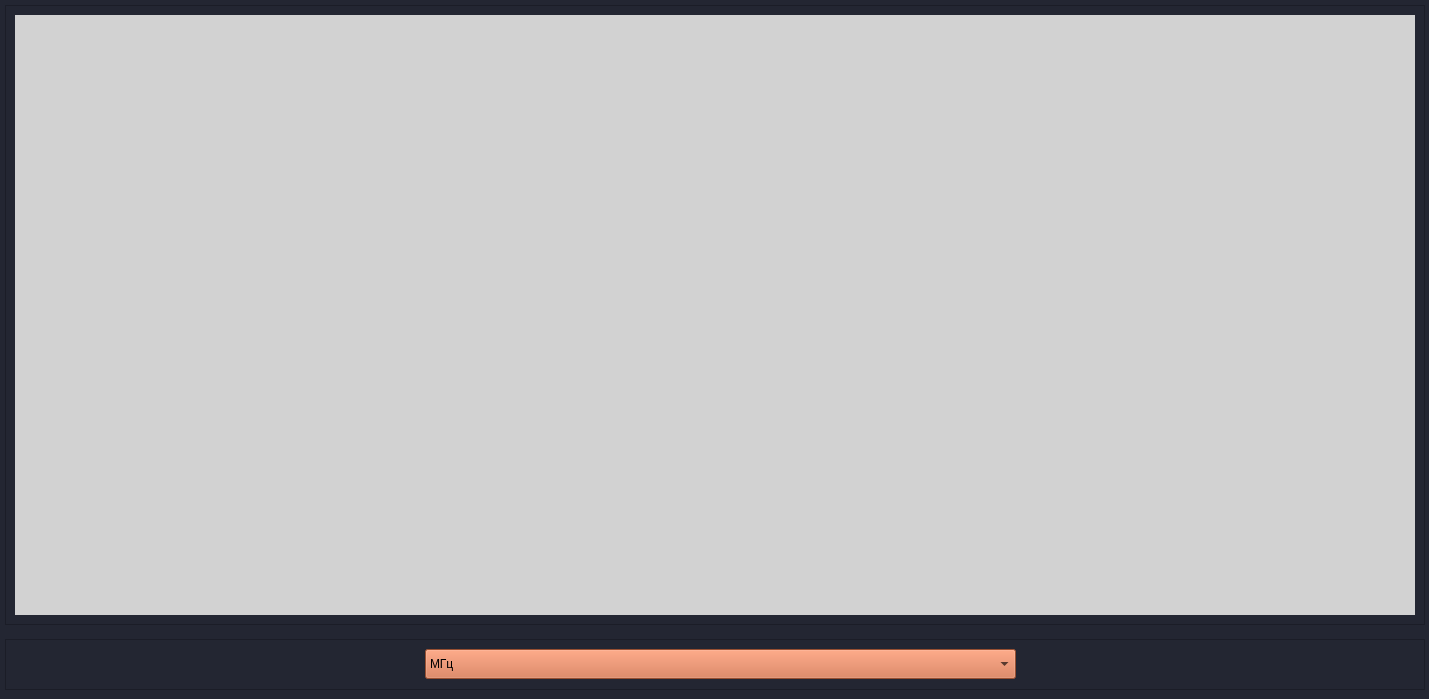
Azas1K/pokazuha, file qt/perehvat.ui: the form before one commit.
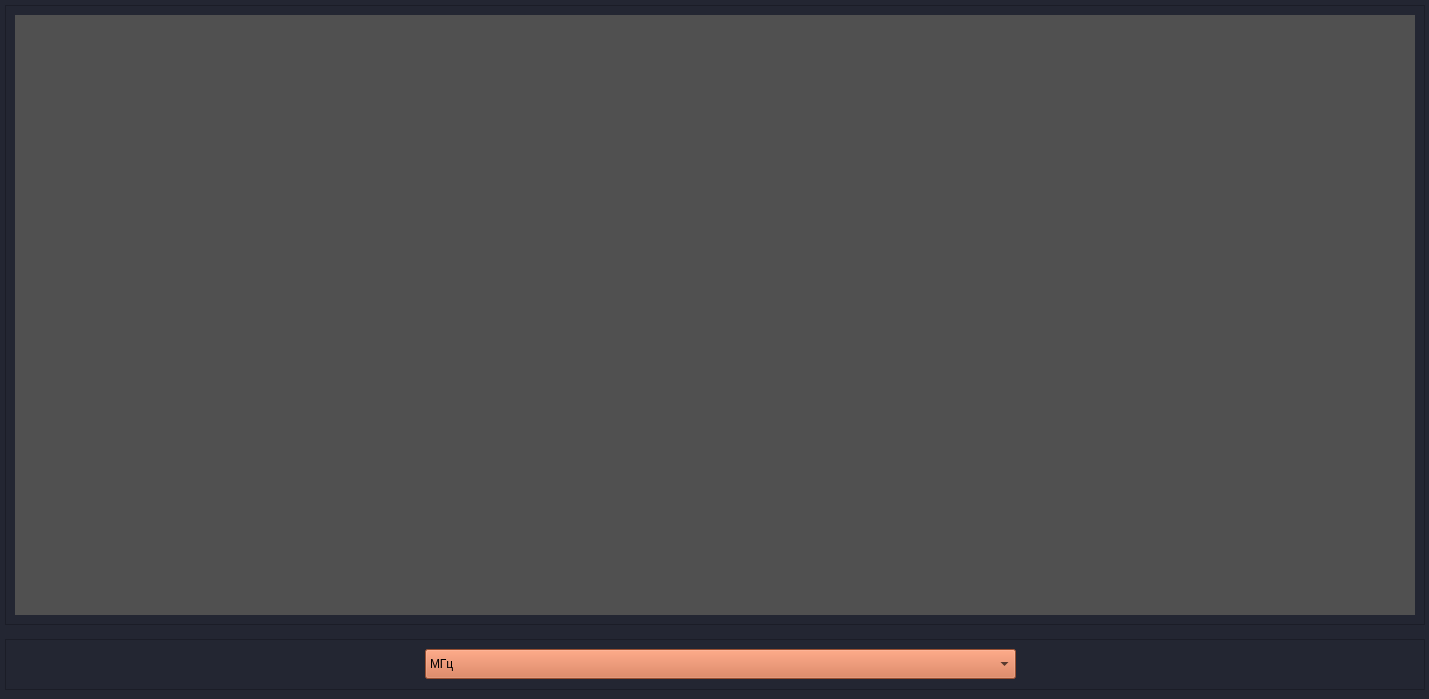
The form after the commit.

```diff
--- a/qt/perehvat.ui
+++ b/qt/perehvat.ui
@@ -41,7 +41,7 @@
      </rect>
     </property>
     <property name="styleSheet">
-     <string notr="true">background-color: rgb(210, 210, 210)</string>
+     <string notr="true">background-color: rgb(80, 80, 80)</string>
     </property>
    </widget>
   </widget>
```
